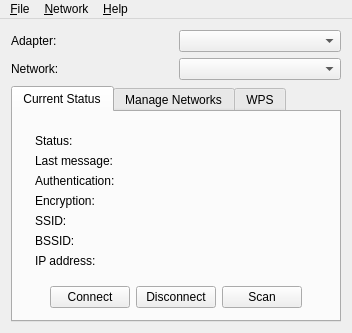
Before: the Qt Designer form wpa_supplicant/wpa_gui-qt4/wpagui.ui in furtherLee/wpa_supplicant_demo, drawn with Qt 5.
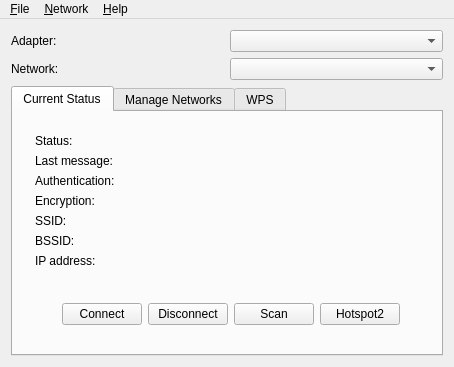
After: the same form once the commit is applied. Icons and pictures are not drawn.

What changed in the file:
```diff
--- a/wpa_supplicant/wpa_gui-qt4/wpagui.ui
+++ b/wpa_supplicant/wpa_gui-qt4/wpagui.ui
@@ -1,12 +1,12 @@
 <ui version="4.0" >
  <class>WpaGui</class>
- <widget class="QMainWindow" name="WpaGui" >
-  <property name="geometry" >
+ <widget class="QMainWindow" name="WpaGui">
+  <property name="geometry">
    <rect>
     <x>0</x>
     <y>0</y>
-    <width>345</width>
-    <height>330</height>
+    <width>454</width>
+    <height>367</height>
    </rect>
   </property>
   <property name="windowTitle" >
@@ -158,22 +158,9 @@
           </layout>
          </widget>
         </item>
-        <item row="1" column="0" >
-         <spacer>
-          <property name="orientation" >
-           <enum>Qt::Vertical</enum>
-          </property>
-          <property name="sizeHint" >
-           <size>
-            <width>20</width>
-            <height>40</height>
-           </size>
-          </property>
-         </spacer>
-        </item>
-        <item row="1" column="1" >
-         <widget class="QPushButton" name="connectButton" >
-          <property name="text" >
+        <item row="1" column="1">
+         <widget class="QPushButton" name="connectButton">
+          <property name="text">
            <string>Connect</string>
           </property>
          </widget>
@@ -192,14 +179,21 @@
           </property>
          </widget>
         </item>
-        <item row="1" column="4" >
+        <item row="1" column="4">
+         <widget class="QPushButton" name="hsButton">
+          <property name="text">
+           <string>Hotspot2</string>
+          </property>
+         </widget>
+        </item>
+        <item row="1" column="5">
          <spacer>
           <property name="orientation" >
            <enum>Qt::Vertical</enum>
           </property>
-          <property name="sizeHint" >
+          <property name="sizeHint" stdset="0">
            <size>
-            <width>20</width>
+            <width>30</width>
             <height>40</height>
            </size>
           </property>
@@ -376,17 +370,17 @@
     </item>
    </layout>
   </widget>
-  <widget class="QMenuBar" name="MenuBar" >
-   <property name="geometry" >
+  <widget class="QMenuBar" name="MenuBar">
+   <property name="geometry">
     <rect>
      <x>0</x>
      <y>0</y>
-     <width>345</width>
-     <height>24</height>
+     <width>454</width>
+     <height>25</height>
     </rect>
    </property>
-   <widget class="QMenu" name="fileMenu" >
-    <property name="title" >
+   <widget class="QMenu" name="fileMenu">
+    <property name="title">
      <string>&amp;File</string>
     </property>
     <addaction name="fileEventHistoryAction" />
@@ -396,8 +390,8 @@
     <addaction name="separator" />
     <addaction name="fileExitAction" />
    </widget>
-   <widget class="QMenu" name="networkMenu" >
-    <property name="title" >
+   <widget class="QMenu" name="networkMenu">
+    <property name="title">
      <string>&amp;Network</string>
     </property>
     <addaction name="networkAddAction" />
@@ -408,8 +402,8 @@
     <addaction name="networkDisableAllAction" />
     <addaction name="networkRemoveAllAction" />
    </widget>
-   <widget class="QMenu" name="helpMenu" >
-    <property name="title" >
+   <widget class="QMenu" name="helpMenu">
+    <property name="title">
      <string>&amp;Help</string>
     </property>
     <addaction name="helpContentsAction" />
@@ -417,9 +411,9 @@
     <addaction name="separator" />
     <addaction name="helpAboutAction" />
    </widget>
-   <addaction name="fileMenu" />
-   <addaction name="networkMenu" />
-   <addaction name="helpMenu" />
+   <addaction name="fileMenu"/>
+   <addaction name="networkMenu"/>
+   <addaction name="helpMenu"/>
   </widget>
   <action name="fileEventHistoryAction" >
    <property name="text" >
@@ -507,8 +501,7 @@
    </property>
   </action>
  </widget>
- <layoutdefault spacing="6" margin="11" />
- <pixmapfunction></pixmapfunction>
+ <layoutdefault spacing="6" margin="11"/>
  <includes>
   <include location="global" >qtimer.h</include>
   <include location="global" >qsocketnotifier.h</include>
```
Left out of the diff: 407 changed lines with no effect on the pictures.
